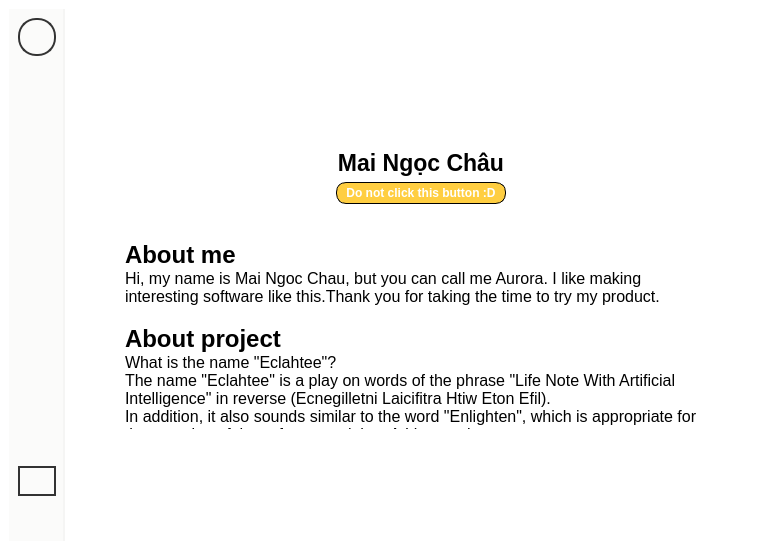
MaiNgocChau9/Python-App-A-, file SPCK/Windows/GUI/About.ui: the form before one commit.
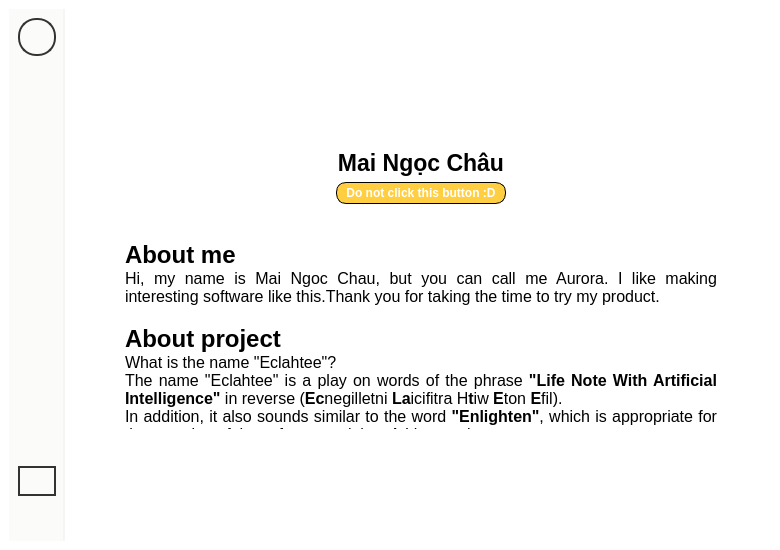
The form after the commit. Icons and pictures are not drawn.

```diff
--- a/SPCK/Windows/GUI/About.ui
+++ b/SPCK/Windows/GUI/About.ui
@@ -453,11 +453,11 @@
 &lt;html&gt;&lt;head&gt;&lt;meta name=&quot;qrichtext&quot; content=&quot;1&quot; /&gt;&lt;style type=&quot;text/css&quot;&gt;
 p, li { white-space: pre-wrap; }
 &lt;/style&gt;&lt;/head&gt;&lt;body style=&quot; font-family:'Segoe UI'; font-size:8.25pt; font-weight:400; font-style:normal;&quot;&gt;
-&lt;p style=&quot; margin-top:0px; margin-bottom:0px; margin-left:0px; margin-right:0px; -qt-block-indent:0; text-indent:0px;&quot;&gt;&lt;span style=&quot; font-size:18pt; font-weight:600;&quot;&gt;About me&lt;/span&gt;&lt;/p&gt;
-&lt;p style=&quot; margin-top:0px; margin-bottom:0px; margin-left:0px; margin-right:0px; -qt-block-indent:0; text-indent:0px;&quot;&gt;&lt;span style=&quot; font-family:'MS Shell Dlg 2'; font-size:12pt;&quot;&gt;Hi, my name is Mai Ngoc Chau, but you can call me Aurora. I like making interesting software like this.Thank you for taking the time to try my product.&lt;/span&gt;&lt;/p&gt;
-&lt;p style=&quot;-qt-paragraph-type:empty; margin-top:0px; margin-bottom:0px; margin-left:0px; margin-right:0px; -qt-block-indent:0; text-indent:0px; font-family:'MS Shell Dlg 2'; font-size:12pt;&quot;&gt;&lt;br /&gt;&lt;/p&gt;
-&lt;p style=&quot; margin-top:0px; margin-bottom:0px; margin-left:0px; margin-right:0px; -qt-block-indent:0; text-indent:0px;&quot;&gt;&lt;span style=&quot; font-family:'MS Shell Dlg 2'; font-size:18pt; font-weight:600;&quot;&gt;About project&lt;/span&gt;&lt;/p&gt;
-&lt;p style=&quot; margin-top:0px; margin-bottom:0px; margin-left:0px; margin-right:0px; -qt-block-indent:0; text-indent:0px;&quot;&gt;&lt;span style=&quot; font-family:'MS Shell Dlg 2'; font-size:12pt;&quot;&gt;What is the name &amp;quot;Eclahtee&amp;quot;?&lt;br /&gt;The name &amp;quot;Eclahtee&amp;quot; is a play on words of the phrase &amp;quot;Life Note With Artificial Intelligence&amp;quot; in reverse (Ecnegilletni Laicifitra Htiw Eton Efil). &lt;br /&gt;In addition, it also sounds similar to the word &amp;quot;Enlighten&amp;quot;, which is appropriate for the meaning of the software as it has A.I integration.&lt;/span&gt;&lt;/p&gt;&lt;/body&gt;&lt;/html&gt;</string>
+&lt;p align=&quot;justify&quot; style=&quot; margin-top:0px; margin-bottom:0px; margin-left:0px; margin-right:0px; -qt-block-indent:0; text-indent:0px;&quot;&gt;&lt;span style=&quot; font-size:18pt; font-weight:600;&quot;&gt;About me&lt;/span&gt;&lt;/p&gt;
+&lt;p align=&quot;justify&quot; style=&quot; margin-top:0px; margin-bottom:0px; margin-left:0px; margin-right:0px; -qt-block-indent:0; text-indent:0px;&quot;&gt;&lt;span style=&quot; font-family:'MS Shell Dlg 2'; font-size:12pt;&quot;&gt;Hi, my name is Mai Ngoc Chau, but you can call me Aurora. I like making interesting software like this.Thank you for taking the time to try my product.&lt;/span&gt;&lt;/p&gt;
+&lt;p align=&quot;justify&quot; style=&quot;-qt-paragraph-type:empty; margin-top:0px; margin-bottom:0px; margin-left:0px; margin-right:0px; -qt-block-indent:0; text-indent:0px; font-family:'MS Shell Dlg 2'; font-size:12pt;&quot;&gt;&lt;br /&gt;&lt;/p&gt;
+&lt;p align=&quot;justify&quot; style=&quot; margin-top:0px; margin-bottom:0px; margin-left:0px; margin-right:0px; -qt-block-indent:0; text-indent:0px;&quot;&gt;&lt;span style=&quot; font-family:'MS Shell Dlg 2'; font-size:18pt; font-weight:600;&quot;&gt;About project&lt;/span&gt;&lt;/p&gt;
+&lt;p align=&quot;justify&quot; style=&quot; margin-top:0px; margin-bottom:0px; margin-left:0px; margin-right:0px; -qt-block-indent:0; text-indent:0px;&quot;&gt;&lt;span style=&quot; font-family:'MS Shell Dlg 2'; font-size:12pt;&quot;&gt;What is the name &amp;quot;Eclahtee&amp;quot;?&lt;br /&gt;The name &amp;quot;Eclahtee&amp;quot; is a play on words of the phrase &lt;/span&gt;&lt;span style=&quot; font-family:'MS Shell Dlg 2'; font-size:12pt; font-weight:600;&quot;&gt;&amp;quot;Life Note With Artificial Intelligence&amp;quot;&lt;/span&gt;&lt;span style=&quot; font-family:'MS Shell Dlg 2'; font-size:12pt;&quot;&gt; in reverse (&lt;/span&gt;&lt;span style=&quot; font-family:'MS Shell Dlg 2'; font-size:12pt; font-weight:600;&quot;&gt;Ec&lt;/span&gt;&lt;span style=&quot; font-family:'MS Shell Dlg 2'; font-size:12pt;&quot;&gt;negilletni &lt;/span&gt;&lt;span style=&quot; font-family:'MS Shell Dlg 2'; font-size:12pt; font-weight:600;&quot;&gt;La&lt;/span&gt;&lt;span style=&quot; font-family:'MS Shell Dlg 2'; font-size:12pt;&quot;&gt;icifitra H&lt;/span&gt;&lt;span style=&quot; font-family:'MS Shell Dlg 2'; font-size:12pt; font-weight:600;&quot;&gt;t&lt;/span&gt;&lt;span style=&quot; font-family:'MS Shell Dlg 2'; font-size:12pt;&quot;&gt;iw &lt;/span&gt;&lt;span style=&quot; font-family:'MS Shell Dlg 2'; font-size:12pt; font-weight:600;&quot;&gt;E&lt;/span&gt;&lt;span style=&quot; font-family:'MS Shell Dlg 2'; font-size:12pt;&quot;&gt;ton &lt;/span&gt;&lt;span style=&quot; font-family:'MS Shell Dlg 2'; font-size:12pt; font-weight:600;&quot;&gt;E&lt;/span&gt;&lt;span style=&quot; font-family:'MS Shell Dlg 2'; font-size:12pt;&quot;&gt;fil). &lt;br /&gt;In addition, it also sounds similar to the word &lt;/span&gt;&lt;span style=&quot; font-family:'MS Shell Dlg 2'; font-size:12pt; font-weight:600;&quot;&gt;&amp;quot;Enlighten&amp;quot;&lt;/span&gt;&lt;span style=&quot; font-family:'MS Shell Dlg 2'; font-size:12pt;&quot;&gt;, which is appropriate for the meaning of the software as it has A.I integration.&lt;/span&gt;&lt;/p&gt;&lt;/body&gt;&lt;/html&gt;</string>
             </property>
            </widget>
           </item>
```
